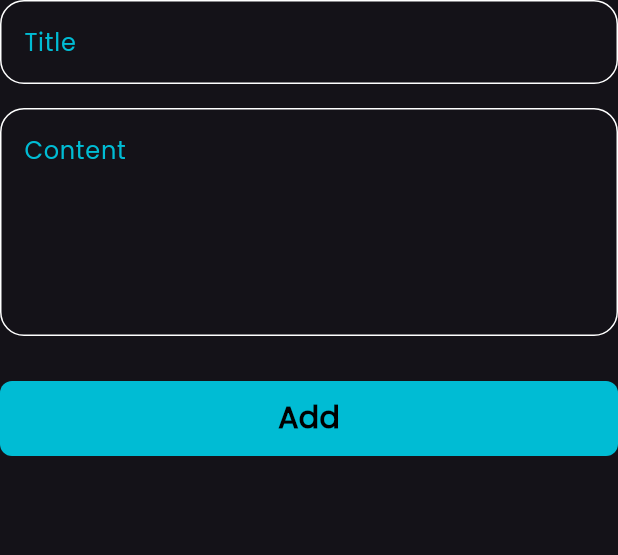
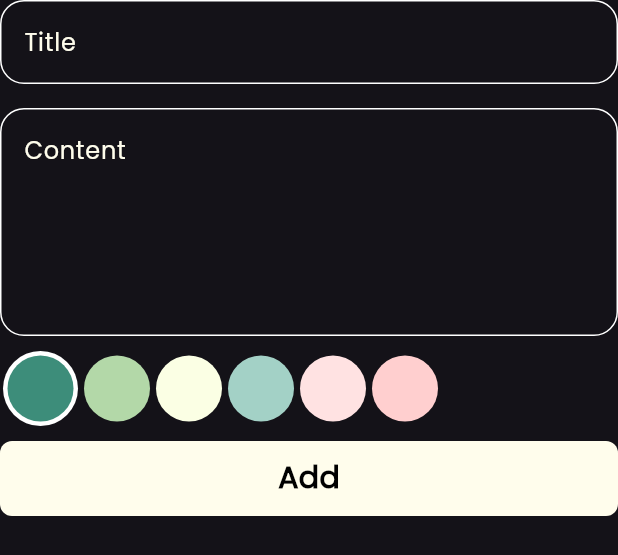
Before and after one commit to MuhammedAli21/notes_app, a Flutter app: the AddNoteForm widget shown alone on an empty page, opened directly, on a phone screen of 412 x 824 dp. Shown: the top 555 px of the screen. Run offline on Flutter 3.47's test engine with Material 3 defaults, Android fonts, the phone set to English and light mode, and no system bars; our stand-ins replace bloc, flutter_bloc, hive, hive_flutter, modal_progress_hud_nsn; accounts and stored records are empty; statements that could not run were skipped.

Commit message:
add Custome Color List

```diff
--- a/lib/Constents.dart
+++ b/lib/Constents.dart
@@ -1,4 +1,4 @@
 import 'package:flutter/material.dart';
 
-const kPrimaryColor = Colors.cyan;
+const kPrimaryColor = Color(0xffFFFDEC);
 const kNotesBox = 'notes';
--- a/lib/widgets/add_note_form.dart
+++ b/lib/widgets/add_note_form.dart
@@ -1,9 +1,11 @@
 import 'package:flutter/material.dart';
 import 'package:flutter_bloc/flutter_bloc.dart';
 import 'package:intl/intl.dart';
+import 'package:todo_app_tharawt/Constents.dart';
 import 'package:todo_app_tharawt/cubit/add_notes_cubit/add_note_cubit.dart';
 import 'package:todo_app_tharawt/models/note_model.dart';
 import 'package:todo_app_tharawt/widgets/custome_button.dart';
+import 'package:todo_app_tharawt/widgets/custome_color_list.dart';
 import 'package:todo_app_tharawt/widgets/custome_text_field.dart';
 
 class AddNoteForm extends StatefulWidget {
@@ -39,7 +41,9 @@ class _AddNoteFormState extends State<AddNoteForm> {
               content = value;
             },
           ),
-          SizedBox(height: 30),
+          SizedBox(height: 10),
+          SizedBox(height: 25 * 2, child: ColorsListView()),
+          SizedBox(height: 10),
           BlocBuilder<AddNoteCubit, AddNoteCubitState>(
             builder: (context, state) {
               return CustomeButton(
@@ -67,6 +71,7 @@ class _AddNoteFormState extends State<AddNoteForm> {
               );
             },
           ),
+          SizedBox(height: 15),
         ],
       ),
     );
--- /dev/null
+++ b/lib/widgets/custome_color_list.dart
@@ -0,0 +1,64 @@
+import 'package:flutter/material.dart';
+
+class CustomeColorsPicker extends StatelessWidget {
+  const CustomeColorsPicker({
+    super.key,
+    required this.isSelected,
+    required this.color,
+  });
+  final bool isSelected;
+  final Color color;
+  @override
+  Widget build(BuildContext context) {
+    return isSelected
+        ? CircleAvatar(
+          backgroundColor: Colors.white,
+          radius: 25,
+          child: CircleAvatar(backgroundColor: color, radius: 22),
+        )
+        : CircleAvatar(backgroundColor: color, radius: 22);
+  }
+}
+
+class ColorsListView extends StatefulWidget {
+  const ColorsListView({super.key});
+
+  @override
+  State<ColorsListView> createState() => _ColorsListViewState();
+}
+
+class _ColorsListViewState extends State<ColorsListView> {
+  int selectedIndex = 0;
+
+  List<Color> colors = [
+    Color(0xff3D8D7A),
+    Color(0xffB3D8A8),
+    Color(0xffFBFFE4),
+    Color(0xffA3D1C6),
+    Color(0xffFFE2E2),
+    Color(0xffFFCFCF),
+  ];
+  @override
+  Widget build(BuildContext context) {
+    return ListView.builder(
+      scrollDirection: Axis.horizontal,
+      itemCount: colors.length,
+      itemBuilder: (context, index) {
+        return Padding(
+          padding: const EdgeInsets.symmetric(horizontal: 2),
+          child: GestureDetector(
+            onTap: () {
+              setState(() {
+                selectedIndex = index;
+              });
+            },
+            child: CustomeColorsPicker(
+              isSelected: selectedIndex == index,
+              color: colors[index],
+            ),
+          ),
+        );
+      },
+    );
+  }
+}
```
